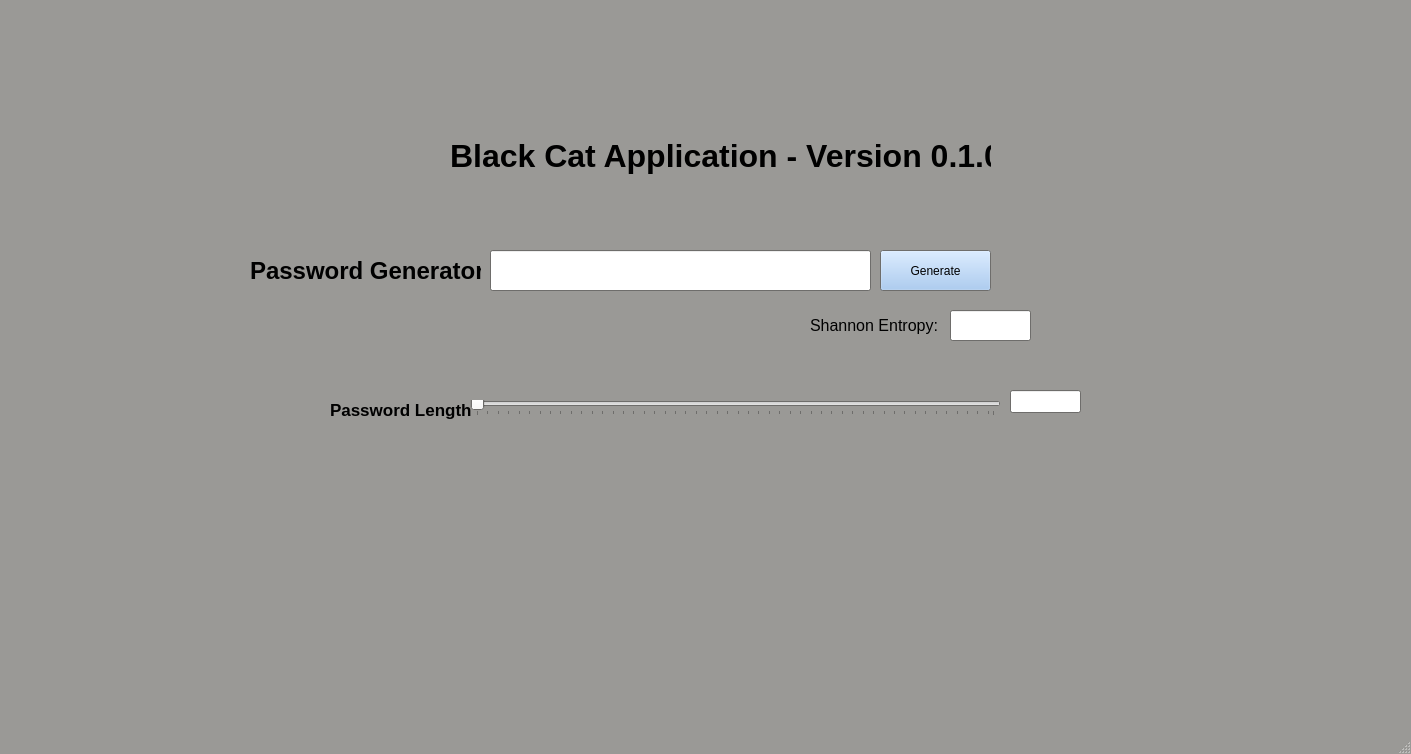
jackr276/BlackCat, file Black-Cat-App/mainwindow.ui: the form before one commit.
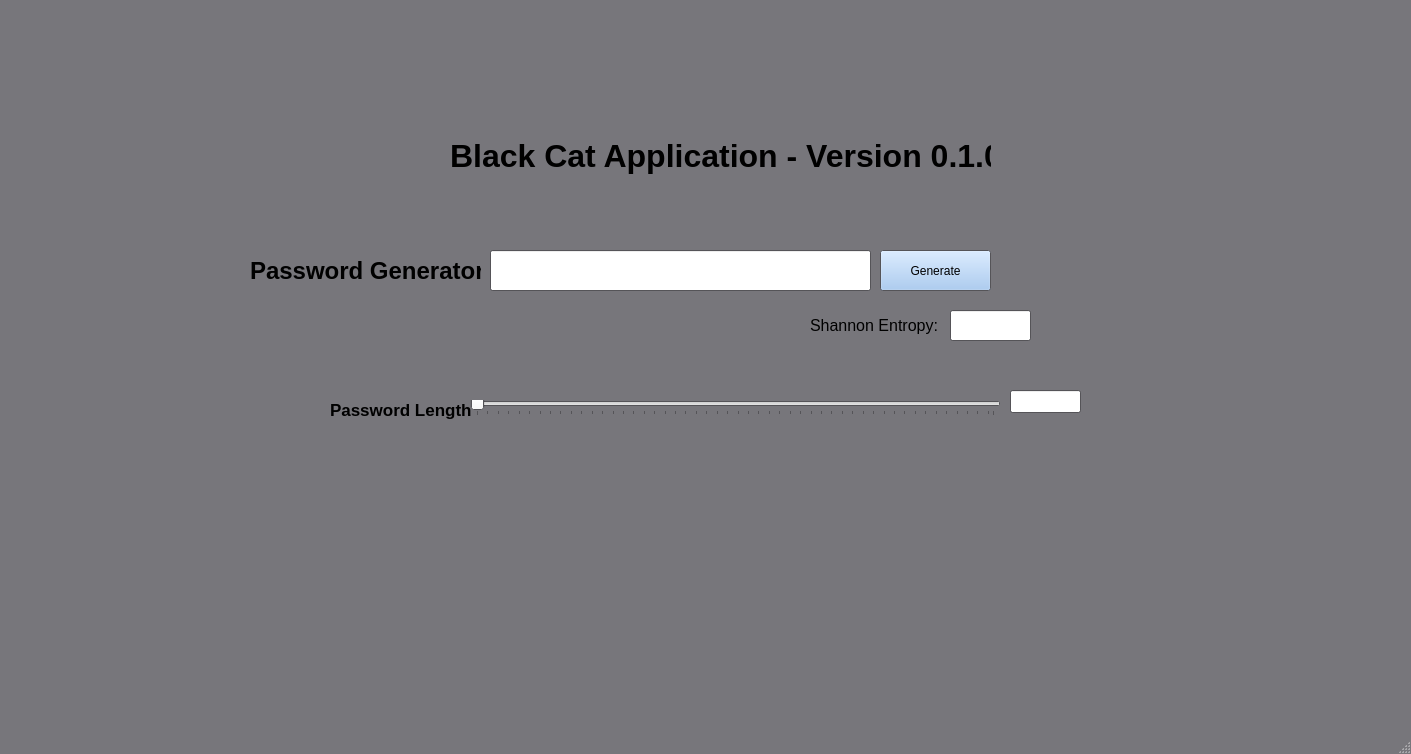
The form after the commit.

Commit message: add separate window for generation settings, end work for now

```diff
--- a/Black-Cat-App/mainwindow.ui
+++ b/Black-Cat-App/mainwindow.ui
@@ -25,9 +25,9 @@
      <colorrole role="Window">
       <brush brushstyle="SolidPattern">
        <color alpha="255">
-        <red>154</red>
-        <green>153</green>
-        <blue>150</blue>
+        <red>119</red>
+        <green>118</green>
+        <blue>123</blue>
        </color>
       </brush>
      </colorrole>
@@ -45,9 +45,9 @@
      <colorrole role="Window">
       <brush brushstyle="SolidPattern">
        <color alpha="255">
-        <red>154</red>
-        <green>153</green>
-        <blue>150</blue>
+        <red>119</red>
+        <green>118</green>
+        <blue>123</blue>
        </color>
       </brush>
      </colorrole>
@@ -56,18 +56,18 @@
      <colorrole role="Base">
       <brush brushstyle="SolidPattern">
        <color alpha="255">
-        <red>154</red>
-        <green>153</green>
-        <blue>150</blue>
+        <red>119</red>
+        <green>118</green>
+        <blue>123</blue>
        </color>
       </brush>
      </colorrole>
      <colorrole role="Window">
       <brush brushstyle="SolidPattern">
        <color alpha="255">
-        <red>154</red>
-        <green>153</green>
-        <blue>150</blue>
+        <red>119</red>
+        <green>118</green>
+        <blue>123</blue>
        </color>
       </brush>
      </colorrole>
```
The commit also changes 4 other files.
